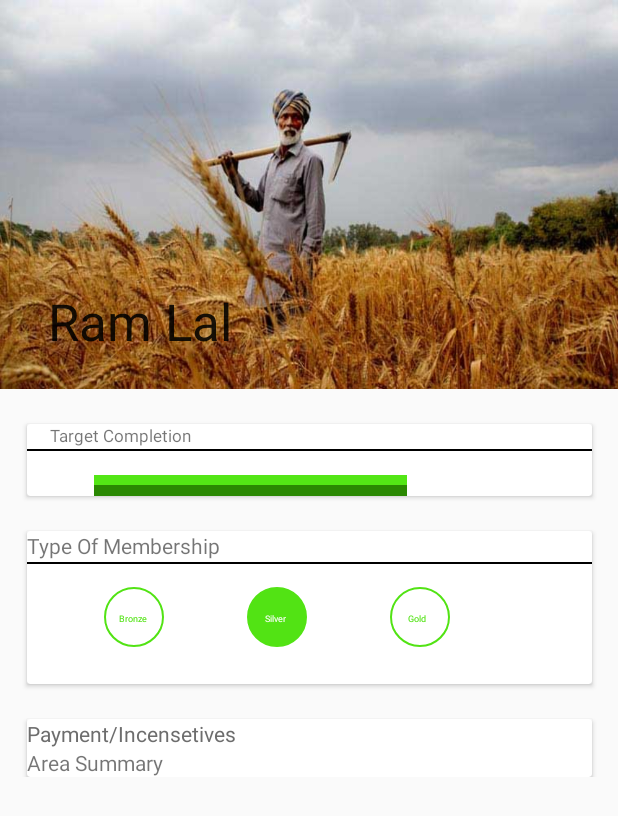
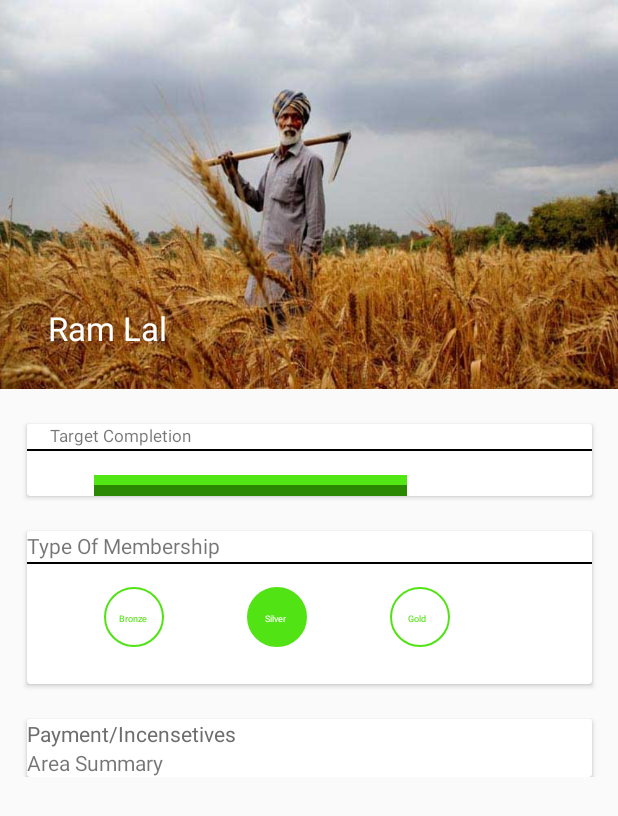
Before and after one commit to kashastic/pubNudgePrototype, an Android app: the screen it shows after launch (MainActivity), on a phone screen of 412 x 824 dp. Shown: the top 816 px of the screen. Run offline under Robolectric (Android 15) with nearby library versions, the phone set to English and light mode, and no system bars; libraries missing offline, so code that uses them is left out: android.support.v7, com.rhexgomez.typer; 2 statements that could not run were skipped.

Commit message:
Title Color Changed

```diff
--- a/idk/app/build.gradle
+++ b/idk/app/build.gradle
@@ -26,6 +26,7 @@ dependencies {
     implementation 'com.android.support:recyclerview-v7:28.0.0'
     implementation 'com.android.support:cardview-v7:28.0.0'
     implementation 'com.android.support:palette-v7:28.0.0'
+    implementation 'com.rhexgomez.typer:typer-roboto:2.0.0'
     testImplementation 'junit:junit:4.12'
     androidTestImplementation 'com.android.support.test:runner:1.0.2'
     androidTestImplementation 'com.android.support.test.espresso:espresso-core:3.0.2'
--- a/idk/app/src/main/java/com/example/idk/MainActivity.java
+++ b/idk/app/src/main/java/com/example/idk/MainActivity.java
@@ -9,14 +9,18 @@ import android.os.Bundle;
 import android.support.v7.graphics.Palette;
 import android.support.v7.widget.Toolbar;
 
+import com.rhexgomez.typer.roboto.TyperRoboto;
+
 public class MainActivity extends AppCompatActivity {
 
-
+    private static CollapsingToolbarLayout collapsingToolbarLayout;
     @Override
     protected void onCreate(Bundle savedInstanceState) {
         super.onCreate(savedInstanceState);
         setContentView(R.layout.activity_main);
-
+        collapsingToolbarLayout = findViewById(R.id.collapsing_toolbar);
+        collapsingToolbarLayout.setCollapsedTitleTypeface(TyperRoboto.ROBOTO_REGULAR());
+        collapsingToolbarLayout.setExpandedTitleTypeface(TyperRoboto.ROBOTO_REGULAR());
 
     }
 }
--- a/idk/app/src/main/res/drawable/progressbargradient.xml
+++ b/idk/app/src/main/res/drawable/progressbargradient.xml
@@ -4,7 +4,8 @@
     <item android:bottom="7dp" android:end="79dp">
         <shape>
             <solid
-                android:color="#53E615"/>
+                android:color="#53E615"
+                />
         </shape>
     </item>
     <item android:top="7dp" android:end="79dp" >
--- a/idk/app/src/main/res/layout/activity_main.xml
+++ b/idk/app/src/main/res/layout/activity_main.xml
@@ -28,7 +28,8 @@
                 app:contentScrim="@color/colorPrimary"
                 app:layout_scrollFlags="scroll|exitUntilCollapsed"
                 app:title="Ram Lal"
-                android:tooltipText=""
+                app:expandedTitleTextAppearance="@style/CollapsedAppBar"
+                app:collapsedTitleTextAppearance="@style/CollapsedAppBar"
                 >
 
 
@@ -75,7 +76,8 @@
                     <LinearLayout
                         android:layout_width="match_parent"
                         android:layout_height="match_parent"
-                        android:orientation="vertical">
+                        android:orientation="vertical"
+                        >
 
                         <TextView
                             android:id="@+id/targetComplete"
@@ -101,7 +103,7 @@
                             android:max="6000"
                             android:progress="1050"
                             android:progressDrawable="@drawable/progressbargradient"
-                            android:progressBackgroundTint="#EFEFEF"/>
+                            android:progressBackgroundTint="#EFEFEF" />
                     </LinearLayout>
                 </android.support.v7.widget.CardView>
 
@@ -151,7 +153,7 @@
                                 android:layout_height="1dp"
                                 android:layout_marginTop="35dp"
                                 android:layerType="software"
-                                app:srcCompat="@drawable/dashedlines" />
+                                android:src="@drawable/dashedlines" />
 
                             <TextView
                                 android:layout_width="wrap_content"
--- a/idk/app/src/main/res/values/styles.xml
+++ b/idk/app/src/main/res/values/styles.xml
@@ -28,4 +28,9 @@
         <item name="colorAccent">@color/colorAccent</item>
 
     </style>
+    <style name="CollapsedAppBar" parent="@android:style/TextAppearance.Medium">
+        <item name="android:textSize">22dp</item>
+        <item name="android:textColor">#FFFF</item>
+        <item name="android:textStyle">normal</item>
+    </style>
 </resources>
```
